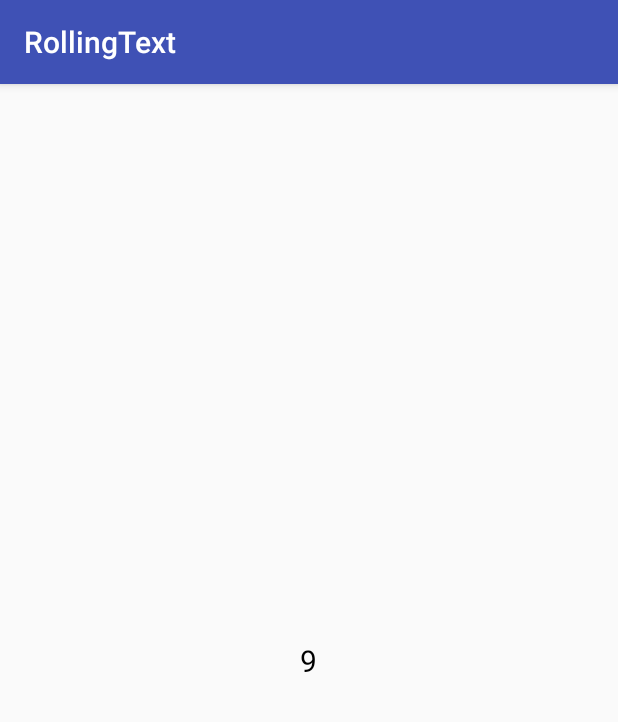
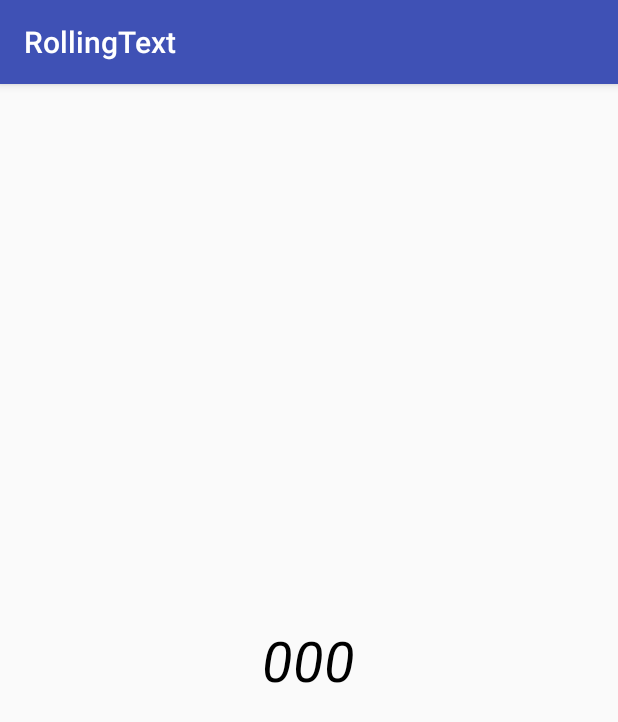
Before and after one commit to YvesCheung/RollingText, an Android app: the first screen one second after launch (MainActivity), on a phone screen of 412 x 824 dp. Shown: the top 722 px of the screen. Run offline under Robolectric (Android 15) with nearby library versions, the phone set to English and light mode, and no system bars; our stand-ins replace RxJava.

Commit message:
xml custom property

```diff
--- a/app/src/main/java/com/yy/mobile/rollingtext/MainActivity.java
+++ b/app/src/main/java/com/yy/mobile/rollingtext/MainActivity.java
@@ -10,7 +10,6 @@ import java.util.List;
 import java.util.concurrent.TimeUnit;
 
 import io.reactivex.Observable;
-import io.reactivex.Single;
 import io.reactivex.android.schedulers.AndroidSchedulers;
 import io.reactivex.functions.Consumer;
 
@@ -18,7 +17,7 @@ public class MainActivity extends AppCompatActivity {
 
     RollingTextView view;
 
-    private List<String> list = Arrays.asList("1", "9","12","19","24","36","47","56","63","78","89","95","132");
+    private List<String> list = Arrays.asList("1", "9", "12", "19", "24", "36", "47", "56", "63", "78", "89", "95", "132");
     private int idx = 0;
 
     @Override
@@ -27,9 +26,7 @@ public class MainActivity extends AppCompatActivity {
         setContentView(R.layout.activity_main);
 
         view = findViewById(R.id.rollingTextView);
-        view.addCharOrder("0123456789");
-        view.setTextSize(20);
-        view.setText("9");
+        view.addCharOrder(RollingTextView.Number);
         Observable.interval(3, TimeUnit.SECONDS)
                 .observeOn(AndroidSchedulers.mainThread())
                 .subscribe(new Consumer<Long>() {
--- a/app/src/main/res/layout/activity_main.xml
+++ b/app/src/main/res/layout/activity_main.xml
@@ -1,5 +1,6 @@
 <?xml version="1.0" encoding="utf-8"?>
 <RelativeLayout xmlns:android="http://schemas.android.com/apk/res/android"
+    xmlns:app="http://schemas.android.com/apk/res-auto"
     android:layout_width="match_parent"
     android:layout_height="match_parent">
 
@@ -7,6 +8,12 @@
         android:id="@+id/rollingTextView"
         android:layout_width="wrap_content"
         android:layout_height="wrap_content"
-        android:layout_centerInParent="true" />
+        android:layout_centerInParent="true"
+        android:gravity="center"
+        android:text="000"
+        android:textColor="#ff00ff"
+        android:textSize="25sp"
+        android:textStyle="italic"
+        app:duration="300" />
 
 </RelativeLayout>
--- a/rollingtextview/src/main/java/com/yy/mobile/rollingtextview/RollingTextView.kt
+++ b/rollingtextview/src/main/java/com/yy/mobile/rollingtextview/RollingTextView.kt
@@ -6,16 +6,14 @@ import android.animation.ValueAnimator
 import android.annotation.TargetApi
 import android.content.Context
 import android.content.res.Resources
-import android.graphics.Canvas
-import android.graphics.Paint
-import android.graphics.Rect
+import android.content.res.TypedArray
+import android.graphics.*
 import android.os.Build
 import android.text.TextUtils
 import android.util.AttributeSet
 import android.util.TypedValue
 import android.view.Gravity
 import android.view.View
-import android.view.animation.AccelerateDecelerateInterpolator
 
 /**
  * Created by 张宇 on 2018/2/26.
@@ -35,6 +33,7 @@ class RollingTextView : View {
 
     private val viewBounds = Rect()
     private var gravity: Int = Gravity.END
+    private var textStyle = Typeface.NORMAL
 
     constructor(context: Context) : super(context) {
         init(context, null, 0, 0)
@@ -56,6 +55,58 @@ class RollingTextView : View {
     }
 
     private fun init(context: Context, attrs: AttributeSet?, defStyleAttr: Int, defStyleRes: Int) {
+
+        val res = context.resources
+
+        var shadowColor = 0
+        var shadowDx = 0f
+        var shadowDy = 0f
+        var shadowRadius = 0f
+        var text = ""
+        var textSize = 12f
+
+        fun applyTypedArray(arr: TypedArray) {
+            gravity = arr.getInt(R.styleable.RollingTextView_android_gravity, gravity)
+            shadowColor = arr.getColor(R.styleable.RollingTextView_android_shadowColor, shadowColor)
+            shadowDx = arr.getFloat(R.styleable.RollingTextView_android_shadowDx, shadowDx)
+            shadowDy = arr.getFloat(R.styleable.RollingTextView_android_shadowDy, shadowDy)
+            shadowRadius = arr.getFloat(R.styleable.RollingTextView_android_shadowRadius, shadowRadius)
+            text = arr.getString(R.styleable.RollingTextView_android_text) ?: ""
+            textColor = arr.getColor(R.styleable.RollingTextView_android_textColor, textColor)
+            textSize = arr.getDimension(R.styleable.RollingTextView_android_textSize, textSize)
+            textStyle = arr.getInt(R.styleable.RollingTextView_android_textStyle, textStyle)
+        }
+
+        val arr = context.obtainStyledAttributes(attrs, R.styleable.RollingTextView,
+                defStyleAttr, defStyleRes)
+
+        val textAppearanceResId = arr.getResourceId(
+                R.styleable.RollingTextView_android_textAppearance, -1)
+
+        if (textAppearanceResId != -1) {
+            val textAppearanceArr = context.obtainStyledAttributes(
+                    textAppearanceResId, R.styleable.RollingTextView)
+            applyTypedArray(textAppearanceArr)
+            textAppearanceArr.recycle()
+        }
+
+        applyTypedArray(arr)
+
+        animationDuration = arr.getInt(R.styleable.RollingTextView_duration, animationDuration.toInt()).toLong()
+
+        if (shadowColor != 0) {
+            textPaint.setShadowLayer(shadowRadius, shadowDx, shadowDy, shadowColor)
+        }
+        if (textStyle != 0) {
+            typeface = textPaint.typeface
+        }
+
+
+        this.textSize = textSize
+        setText(text, false)
+
+        arr.recycle()
+
         animator.addUpdateListener {
             textManager.updateAnimation(it.animatedFraction)
             checkForReLayout()
@@ -147,6 +198,12 @@ class RollingTextView : View {
         canvas.clipRect(0f, 0f, currentWidth, currentHeight)
     }
 
+    private fun onTextPaintMeasurementChanged() {
+        textManager.updateFontMatrics()
+        checkForReLayout()
+        invalidate()
+    }
+
 
     /***************************** Public API below ***********************************************/
 
@@ -182,6 +239,18 @@ class RollingTextView : View {
         }
     }
 
+    var typeface: Typeface?
+        set(value) {
+            textPaint.typeface = when (textStyle) {
+                Typeface.BOLD_ITALIC -> Typeface.create(value, Typeface.BOLD_ITALIC)
+                Typeface.BOLD -> Typeface.create(value, Typeface.BOLD)
+                Typeface.ITALIC -> Typeface.create(value, Typeface.ITALIC)
+                else -> value
+            }
+            onTextPaintMeasurementChanged()
+        }
+        get() = textPaint.typeface
+
     val currentText
         get() = textManager.currentText
 
@@ -192,8 +261,16 @@ class RollingTextView : View {
     fun setTextSize(unit: Int, size: Float) {
         val r: Resources = context?.resources ?: Resources.getSystem()
         textPaint.textSize = TypedValue.applyDimension(unit, size, r.displayMetrics)
-        textManager.updateFontMatrics()
+        onTextPaintMeasurementChanged()
     }
+
+    var textColor: Int = Color.BLACK
+        set(color) {
+            if (field != color) {
+                textPaint.color = textColor
+                invalidate()
+            }
+        }
 
     var charStrategy: CharOrderStrategy
         set(value) {
@@ -201,13 +278,22 @@ class RollingTextView : View {
         }
         get() = charOrderManager.charStrategy
 
+    fun addAnimatorListener(listener: Animator.AnimatorListener) = animator.addListener(listener)
+
+    fun removeAnimatorListener(listener: Animator.AnimatorListener) = animator.removeListener(listener)
+
+    /**
+     * 添加支持的序列，如[Number]/[Alphabet]
+     */
     fun addCharOrder(orderList: CharSequence) = charOrderManager.addCharOrder(orderList.asIterable())
 
     fun addCharOrder(orderList: Collection<Char>) = charOrderManager.addCharOrder(orderList)
 
     fun addCharOrder(orderList: Array<Char>) = charOrderManager.addCharOrder(orderList.asIterable())
 
-    fun addAnimatorListener(listener: Animator.AnimatorListener) = animator.addListener(listener)
+    companion object {
+        const val Number = "0123456789"
 
-    fun removeAnimatorListener(listener: Animator.AnimatorListener) = animator.removeListener(listener)
+        const val Alphabet = "abcdefghijklmnopqrstuvwxyzABCDEFGHIJKLMNOPQRSTUVWXYZ"
+    }
 }
--- a/rollingtextview/src/main/java/com/yy/mobile/rollingtextview/TextManager.kt
+++ b/rollingtextview/src/main/java/com/yy/mobile/rollingtextview/TextManager.kt
@@ -61,7 +61,7 @@ internal class TextManager(
     }
 
     val currentTextWidth: Float
-        get() = textColumns.map { it.currentWidth }.reduce { total, next -> total + next }
+        get() = textColumns.map { it.currentWidth }.fold(0f) { total, next -> total + next }
 
     fun setText(targetText: CharSequence) {
 
--- /dev/null
+++ b/rollingtextview/src/main/res/values/attrs.xml
@@ -0,0 +1,18 @@
+<?xml version="1.0" encoding="utf-8"?>
+<resources xmlns:tools="http://schemas.android.com/tools">
+    <declare-styleable name="RollingTextView">
+        <attr name="duration" format="reference|integer" />
+
+        <!-- Custom implementations of common android text attributes -->
+        <attr name="android:gravity" tools:ignore="ResourceName" />
+        <attr name="android:shadowColor" tools:ignore="ResourceName" />
+        <attr name="android:shadowDx" tools:ignore="ResourceName" />
+        <attr name="android:shadowDy" tools:ignore="ResourceName" />
+        <attr name="android:shadowRadius" tools:ignore="ResourceName" />
+        <attr name="android:text" tools:ignore="ResourceName" />
+        <attr name="android:textAppearance" tools:ignore="ResourceName" />
+        <attr name="android:textColor" tools:ignore="ResourceName" />
+        <attr name="android:textSize" tools:ignore="ResourceName" />
+        <attr name="android:textStyle" tools:ignore="ResourceName" />
+    </declare-styleable>
+</resources>
--- a/rollingtextview/src/main/res/values/strings.xml
+++ /dev/null
@@ -1,3 +0,0 @@
-<resources>
-    <string name="app_name">RollingTextView</string>
-</resources>
```
